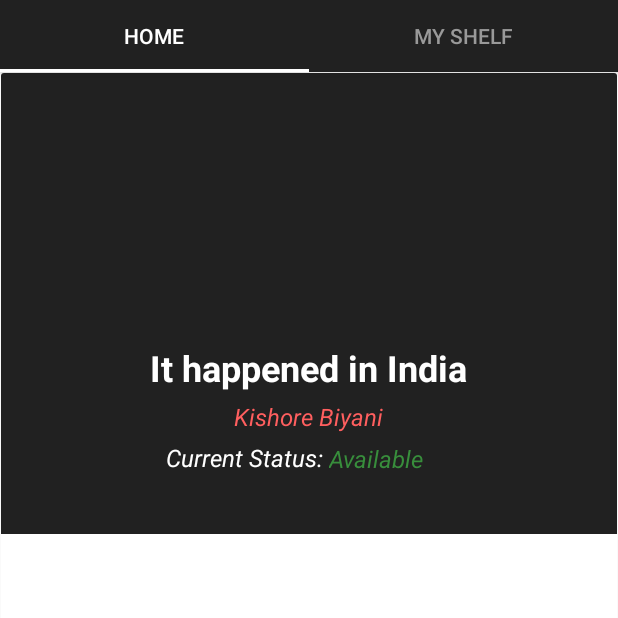
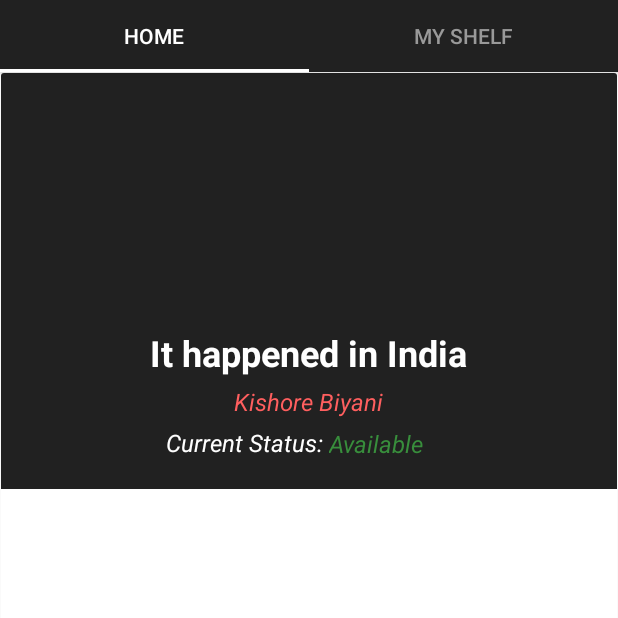
Before and after one commit to Shashank58/Custom-Camera-App, an Android app: the screen it shows after launch (LibraryActivity), on a phone screen of 412 x 824 dp, the top half of it. Run offline under Robolectric (Android 15) with nearby library versions, the phone set to English and light mode, and no system bars; libraries missing offline, so code that uses them is left out: com.google.zxing.integration; pictures from the network do not load; 1 statement that could not run was skipped.

```diff
--- a/app/src/main/java/com/cybrilla/shashank/liborg/DetailActivity.java
+++ b/app/src/main/java/com/cybrilla/shashank/liborg/DetailActivity.java
@@ -5,8 +5,6 @@ import android.os.Build.VERSION_CODES;
 import android.os.Bundle;
 import android.support.v7.app.ActionBar;
 import android.support.v7.app.AppCompatActivity;
-import android.transition.Slide;
-import android.transition.Transition;
 
 public class DetailActivity extends AppCompatActivity {
 
@@ -19,7 +17,5 @@ public class DetailActivity extends AppCompatActivity {
         ActionBar actionBar = getSupportActionBar();
         actionBar.setDisplayHomeAsUpEnabled(true);
 
-        Transition ts = new Slide();
-        ts.setDuration(2000);
     }
 }
--- a/app/src/main/java/com/cybrilla/shashank/liborg/HomeAdapter.java
+++ b/app/src/main/java/com/cybrilla/shashank/liborg/HomeAdapter.java
@@ -45,6 +45,7 @@ public class HomeAdapter extends RecyclerView.Adapter<HomeAdapter.HomeViewHolder
         .crossFade().into(holder.bookImage);
     }
 
+
     @Override
     public int getItemCount() {
         return allBooks.size();
--- a/app/src/main/res/layout/activity_library.xml
+++ b/app/src/main/res/layout/activity_library.xml
@@ -16,6 +16,7 @@
             android:layout_width="match_parent"
             android:layout_height="wrap_content"
             app:tabMode="fixed"
+            app:tabMaxWidth="0dp"
             app:tabGravity="fill"
             app:tabTextColor="#999999"
             app:tabSelectedTextColor="@color/white"
--- a/app/src/main/res/layout/card_layout.xml
+++ b/app/src/main/res/layout/card_layout.xml
@@ -1,5 +1,6 @@
 <?xml version="1.0" encoding="utf-8"?>
-<!--android:src="@drawable/javaconcepts_icon"-->
+    <!--android:clickable="true"-->
+    <!--android:onClick="animateIntent"-->
 
 <android.support.v7.widget.CardView
     xmlns:card_view="http://schemas.android.com/apk/res-auto"
@@ -23,8 +24,8 @@
             android:layout_height="130dp"
             android:id="@+id/bookImage"
             android:layout_gravity="center_horizontal"
-            android:layout_marginTop="30dp"
-            android:scaleType="fitXY"
+            android:layout_marginTop="20dp"
+            android:scaleType="center"
             android:transitionName="@string/transition_name_circle"/>
 
         <LinearLayout
@@ -75,7 +76,7 @@
                     android:textSize="16sp"
                     android:textStyle="italic"
                     android:textColor="@color/white"
-                    android:layout_marginBottom="40dp"/>
+                    android:layout_marginBottom="20dp"/>
 
                 <TextView
                     android:layout_width="wrap_content"
```
Also changed, not shown: app/src/main/java/com/cybrilla/shashank/liborg/LibraryActivity.java (+5 -7 lines), app/src/main/res/layout/activity_detail.xml (+7 -8 lines), app/src/main/res/drawable/lifeofpi.jpg (added).
